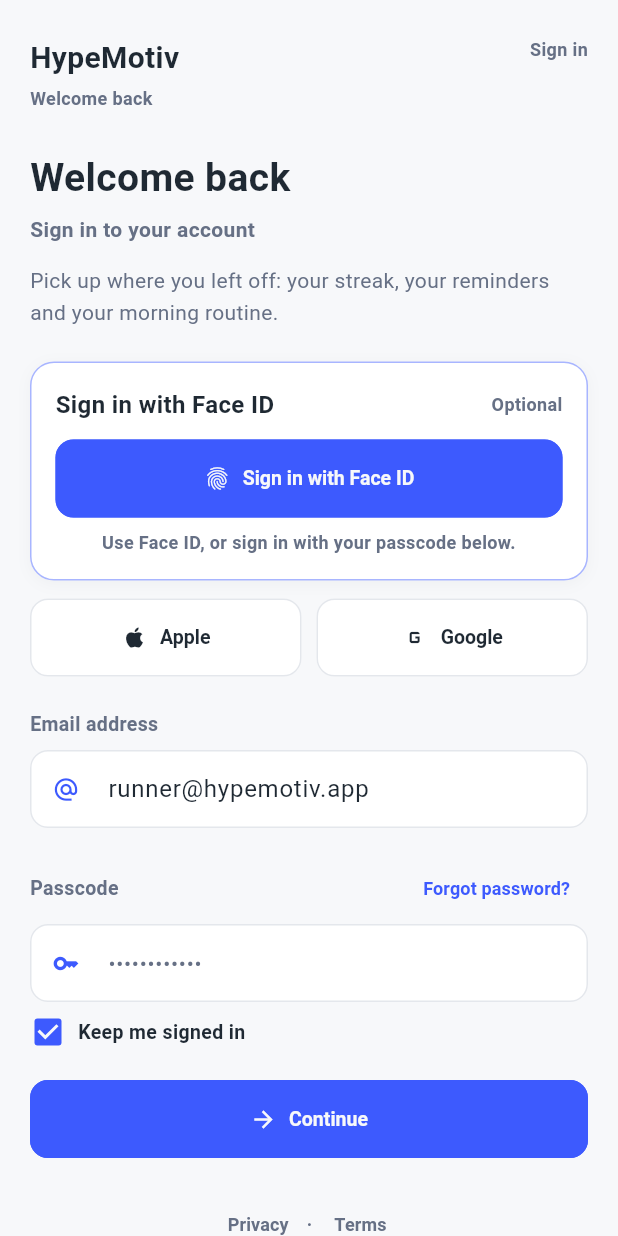
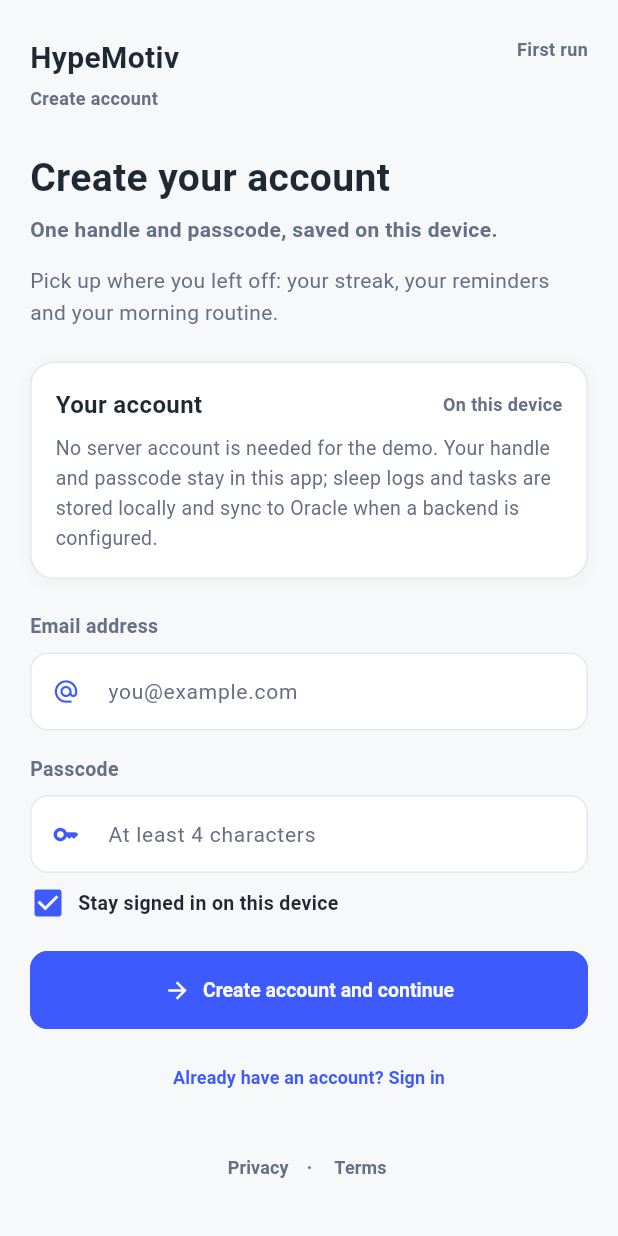
Before and after one commit to sarbneu/hypemotiv, a Flutter app: the screen it shows after launch, on a phone screen of 412 x 824 dp. Run offline on Flutter 3.47's test engine with Material 3 defaults, Android fonts, the phone set to English and light mode, and no system bars; our stand-ins replace audioplayers, file_picker, flutter_local_notifications, flutter_tts, hive_flutter, image_picker and 2 more; missing offline and left inert: record; accounts and stored records are empty.

Commit message:
fix: make app reliably runnable (local auth, TTS startup, run scripts, smoke test)

```diff
--- a/lib/screens/app_root.dart
+++ b/lib/screens/app_root.dart
@@ -1,8 +1,9 @@
-/// Root navigation: secure access -> arena setup -> main dashboard.
-/// Keeping the flow here means each screen stays independently reusable.
+/// Root navigation: sign in -> setup -> dashboard, with a persisted session.
 library;
 
 import 'package:flutter/material.dart';
+
+import 'package:hypemotiv/services/auth_service.dart';
 
 import 'login_screen.dart';
 import 'main_screen.dart';
@@ -17,6 +18,22 @@ class AppRoot extends StatefulWidget {
 
 class _AppRootState extends State<AppRoot> {
   int _stage = 0;
+  bool _checked = false;
+
+  @override
+  void initState() {
+    super.initState();
+    _restoreSession();
+  }
+
+  Future<void> _restoreSession() async {
+    final bool signedIn = await AuthService().isSignedIn();
+    if (!mounted) return;
+    setState(() {
+      _stage = signedIn ? 2 : 0;
+      _checked = true;
+    });
+  }
 
   void _advance() {
     if (_stage < 2) setState(() => _stage++);
@@ -24,6 +41,9 @@ class _AppRootState extends State<AppRoot> {
 
   @override
   Widget build(BuildContext context) {
+    if (!_checked) {
+      return const Scaffold(body: Center(child: CircularProgressIndicator()));
+    }
     switch (_stage) {
       case 0:
         return LoginScreen(onEnter: _advance);
--- a/lib/screens/login_screen.dart
+++ b/lib/screens/login_screen.dart
@@ -1,7 +1,8 @@
-/// Screen 01 — sign-in gate.
+/// Sign-in gate with a real on-device account (create / sign in / reset).
 library;
 
 import 'package:flutter/material.dart';
+import 'package:hypemotiv/services/auth_service.dart';
 import 'package:hypemotiv/widgets/cyber_theme.dart';
 
 class LoginScreen extends StatefulWidget {
@@ -14,11 +15,30 @@ class LoginScreen extends StatefulWidget {
 }
 
 class _LoginScreenState extends State<LoginScreen> {
-  final TextEditingController _handleController = TextEditingController(
-    text: 'runner@hypemotiv.app',
-  );
+  final TextEditingController _handleController = TextEditingController();
   final TextEditingController _keyController = TextEditingController();
-  bool _streakLock = true;
+  bool _registered = false;
+  bool _registerMode = true;
+  bool _busy = false;
+  bool _remember = true;
+
+  @override
+  void initState() {
+    super.initState();
+    _load();
+  }
+
+  Future<void> _load() async {
+    final AuthService auth = AuthService();
+    final bool registered = await auth.isRegistered();
+    final String? user = await auth.savedUser();
+    if (!mounted) return;
+    setState(() {
+      _registered = registered;
+      _registerMode = !registered;
+      if (user != null) _handleController.text = user;
+    });
+  }
 
   @override
   void dispose() {
@@ -28,6 +48,7 @@ class _LoginScreenState extends State<LoginScreen> {
   }
 
   void _toast(String message) {
+    if (!mounted) return;
     ScaffoldMessenger.of(context).showSnackBar(
       SnackBar(
         content: Text(message),
@@ -35,6 +56,87 @@ class _LoginScreenState extends State<LoginScreen> {
         behavior: SnackBarBehavior.floating,
       ),
     );
+  }
+
+  Future<void> _submit() async {
+    final String user = _handleController.text.trim().toLowerCase();
+    final String pass = _keyController.text;
+    if (!user.contains('@') || user.length < 5) {
+      _toast('Enter a valid email address');
+      return;
+    }
+    if (pass.length < 4) {
+      _toast('Passcode must be at least 4 characters');
+      return;
+    }
+
+    setState(() => _busy = true);
+    final AuthService auth = AuthService();
+    bool ok;
+    if (_registerMode) {
+      await auth.register(user, pass);
+      ok = true;
+    } else {
+      ok = await auth.login(user, pass);
+    }
+    if (!_remember) await auth.signOut();
+    if (!mounted) return;
+    setState(() => _busy = false);
+
+    if (!ok) {
+      _toast('Incorrect passcode');
+      return;
+    }
+    _toast(_registerMode ? 'Account created' : 'Signed in');
+    widget.onEnter?.call();
+  }
+
+  void _showInfo(String title, String body) {
+    showDialog<void>(
+      context: context,
+      builder: (BuildContext context) => AlertDialog(
+        title: Text(title),
+        content: Text(body),
+        actions: [
+          TextButton(
+            onPressed: () => Navigator.of(context).pop(),
+            child: const Text('Close'),
+          ),
+        ],
+      ),
+    );
+  }
+
+  Future<void> _resetAccount() async {
+    final bool? confirm = await showDialog<bool>(
+      context: context,
+      builder: (BuildContext context) => AlertDialog(
+        title: const Text('Reset local account'),
+        content: const Text(
+          'This deletes the saved handle and passcode on this device. Your sleep logs and tasks are kept.',
+        ),
+        actions: [
+          TextButton(
+            onPressed: () => Navigator.of(context).pop(false),
+            child: const Text('Cancel'),
+          ),
+          FilledButton(
+            onPressed: () => Navigator.of(context).pop(true),
+            child: const Text('Reset'),
+          ),
+        ],
+      ),
+    );
+    if (confirm != true) return;
+    await AuthService().resetAccount();
+    if (!mounted) return;
+    setState(() {
+      _registered = false;
+      _registerMode = true;
+      _handleController.clear();
+      _keyController.clear();
+    });
+    _toast('Local account reset');
   }
 
   @override
@@ -48,23 +150,25 @@ class _LoginScreenState extends State<LoginScreen> {
               child: Column(
                 crossAxisAlignment: CrossAxisAlignment.stretch,
                 children: <Widget>[
-                  const BrandHeader(
-                    status: 'Welcome back',
-                    trailing: 'Sign in',
+                  BrandHeader(
+                    status: _statusText,
+                    trailing: _trailingText,
                   ),
                   const SizedBox(height: 26),
-                  const Text(
-                    'Welcome back',
-                    style: TextStyle(
+                  Text(
+                    _registerMode ? 'Create your account' : 'Welcome back',
+                    style: const TextStyle(
                       color: Color(0xFF1F2933),
                       fontSize: 26,
                       fontWeight: FontWeight.w600,
                     ),
                   ),
                   const SizedBox(height: 6),
-                  const MicroText(
-                    'Sign in to your account',
-                    color: Color(0xFF667085),
+                  MicroText(
+                    _registerMode
+                        ? 'One handle and passcode, saved on this device.'
+                        : 'Sign in to your account',
+                    color: const Color(0xFF667085),
                     fontSize: 14,
                   ),
                   const SizedBox(height: 14),
@@ -78,57 +182,26 @@ class _LoginScreenState extends State<LoginScreen> {
                     ),
                   ),
                   const SizedBox(height: 22),
-
-                  // Face ID sign-in
                   CyberCard(
-                    glow: true,
                     child: Column(
-                      crossAxisAlignment: CrossAxisAlignment.stretch,
-                      children: <Widget>[
-                        const SectionLabel(
-                          'Sign in with Face ID',
-                          trailing: 'Optional',
-                        ),
-                        const SizedBox(height: 12),
-                        NeonButton(
-                          label: 'Sign in with Face ID',
-                          icon: Icons.fingerprint,
-                          onPressed: () => _toast('Face ID sign in'),
-                        ),
-                        const SizedBox(height: 8),
-                        const MicroText(
-                          'Use Face ID, or sign in with your passcode below.',
-                          color: Color(0xFF667085),
-                          fontSize: 12,
-                          textAlign: TextAlign.center,
+                      crossAxisAlignment: CrossAxisAlignment.start,
+                      children: const <Widget>[
+                        SectionLabel('Your account', trailing: 'On this device'),
+                        SizedBox(height: 8),
+                        Text(
+                          'No server account is needed for the demo. Your handle and '
+                          'passcode stay in this app; sleep logs and tasks are stored locally '
+                          'and sync to Oracle when a backend is configured.',
+                          style: TextStyle(
+                            color: Color(0xFF667085),
+                            fontSize: 13,
+                            height: 1.5,
+                          ),
                         ),
                       ],
                     ),
                   ),
-                  const SizedBox(height: 12),
-                  Row(
-                    children: <Widget>[
-                      Expanded(
-                        child: NeonButton(
-                          label: 'Apple',
-                          primary: false,
-                          icon: Icons.apple,
-                          onPressed: () => _toast('Apple sign in requested'),
-                        ),
-                      ),
-                      const SizedBox(width: 10),
-                      Expanded(
-                        child: NeonButton(
-                          label: 'Google',
-                          primary: false,
-                          icon: Icons.g_mobiledata,
-                          onPressed: () => _toast('Google sign in requested'),
-                        ),
-                      ),
-                    ],
-                  ),
                   const SizedBox(height: 22),
-
                   const MicroText(
                     'Email address',
                     color: Color(0xFF667085),
@@ -148,25 +221,12 @@ class _LoginScreenState extends State<LoginScreen> {
                     ),
                   ),
                   const SizedBox(height: 16),
-                  Row(
-                    children: <Widget>[
-                      const MicroText(
-                        'Passcode',
-                        color: Color(0xFF667085),
-                        fontSize: 13,
-                      ),
-                      const Spacer(),
-                      TextButton(
-                        onPressed: () =>
-                            _toast('Password reset link sent'),
-                        child: const MicroText(
-                          'Forgot password?',
-                          color: Color(0xFF3D5AFE),
-                          fontSize: 12,
-                        ),
-                      ),
-                    ],
+                  const MicroText(
+                    'Passcode',
+                    color: Color(0xFF667085),
+                    fontSize: 13,
                   ),
+                  const SizedBox(height: 8),
                   TextField(
                     controller: _keyController,
                     obscureText: true,
@@ -176,7 +236,7 @@ class _LoginScreenState extends State<LoginScreen> {
                         color: Color(0xFF3D5AFE),
                         size: 18,
                       ),
-                      hintText: '••••••••••••',
+                      hintText: 'At least 4 characters',
                     ),
                   ),
                   const SizedBox(height: 8),
@@ -186,18 +246,18 @@ class _LoginScreenState extends State<LoginScreen> {
                         width: 24,
                         height: 24,
                         child: Checkbox(
-                          value: _streakLock,
+                          value: _remember,
                           activeColor: CyberTheme.lime,
                           checkColor: CyberTheme.bg,
                           side: BorderSide(color: CyberTheme.line),
                           onChanged: (bool? value) {
-                            setState(() => _streakLock = value ?? false);
+                            setState(() => _remember = value ?? false);
                           },
                         ),
                       ),
                       const SizedBox(width: 8),
                       const MicroText(
-                        'Keep me signed in',
+                        'Stay signed in on this device',
                         color: Color(0xFF1F2933),
                         fontSize: 13,
                       ),
@@ -205,29 +265,65 @@ class _LoginScreenState extends State<LoginScreen> {
                   ),
                   const SizedBox(height: 20),
                   NeonButton(
-                    label: 'Continue',
+                    label: _busy
+                        ? 'Please wait...'
+                        : _registerMode
+                            ? 'Create account and continue'
+                            : 'Sign in and continue',
                     icon: Icons.arrow_forward,
-                    onPressed: widget.onEnter,
+                    onPressed: _busy ? null : _submit,
                   ),
-                  const SizedBox(height: 20),
+                  const SizedBox(height: 8),
                   Row(
                     mainAxisAlignment: MainAxisAlignment.center,
                     children: <Widget>[
                       TextButton(
-                        onPressed: () => _toast('Privacy'),
+                        onPressed: () => setState(
+                          () => _registerMode = !_registerMode,
+                        ),
+                        child: MicroText(
+                          _registerMode
+                              ? 'Already have an account? Sign in'
+                              : 'Need an account? Create one',
+                          color: const Color(0xFF3D5AFE),
+                          fontSize: 12,
+                        ),
+                      ),
+                    ],
+                  ),
+                  if (_registered)
+                    TextButton(
+                      onPressed: _resetAccount,
+                      child: const MicroText(
+                        'Reset local account',
+                        color: Color(0xFF667085),
+                        fontSize: 12,
+                      ),
+                    ),
+                  const SizedBox(height: 12),
+                  Row(
+                    mainAxisAlignment: MainAxisAlignment.center,
+                    children: <Widget>[
+                      TextButton(
+                        onPressed: () => _showInfo(
+                          'Privacy',
+                          'HypeMotiv stores your demo account, tasks and sleep '
+                          'sessions on this device. When a backend is configured, '
+                          'data is sent to your own Oracle database.',
+                        ),
                         child: const MicroText(
                           'Privacy',
                           color: Color(0xFF667085),
                           fontSize: 12,
                         ),
                       ),
-                      const MicroText(
-                        '·',
-                        color: Color(0xFF667085),
-                        fontSize: 12,
-                      ),
+                      const MicroText('·', color: Color(0xFF667085), fontSize: 12),
                       TextButton(
-                        onPressed: () => _toast('Terms'),
+                        onPressed: () => _showInfo(
+                          'Terms',
+                          'This is a student prototype for CIS099-2. Use it at '
+                          'your own risk and do not store real passwords here.',
+                        ),
                         child: const MicroText(
                           'Terms',
                           color: Color(0xFF667085),
@@ -235,13 +331,6 @@ class _LoginScreenState extends State<LoginScreen> {
                         ),
                       ),
                     ],
-                  ),
-                  const SizedBox(height: 4),
-                  const MicroText(
-                    'Privacy · Terms · 256-bit encryption verified',
-                    color: Color(0xFF667085),
-                    fontSize: 12,
-                    textAlign: TextAlign.center,
                   ),
                 ],
               ),
@@ -252,4 +341,7 @@ class _LoginScreenState extends State<LoginScreen> {
       ),
     );
   }
+
+  String get _statusText => _registerMode ? 'Create account' : 'Sign in';
+  String get _trailingText => _registered ? 'Account saved' : 'First run';
 }
--- /dev/null
+++ b/lib/services/auth_service.dart
@@ -0,0 +1,63 @@
+/// Simple local account for the student prototype.
+///
+/// Credentials are stored on the device only. This is a demo account system,
+/// not production authentication — no password is ever sent to a server.
+library;
+
+import 'package:shared_preferences/shared_preferences.dart';
+
+class AuthService {
+  static final AuthService _instance = AuthService._internal();
+  factory AuthService() => _instance;
+  AuthService._internal();
+
+  static const String userKey = 'hypemotiv_account_user';
+  static const String passKey = 'hypemotiv_account_pass';
+  static const String sessionKey = 'hypemotiv_session';
+
+  Future<bool> isRegistered() async {
+    final prefs = await SharedPreferences.getInstance();
+    final user = prefs.getString(userKey);
+    return user != null && user.isNotEmpty;
+  }
+
+  Future<String?> savedUser() async {
+    final prefs = await SharedPreferences.getInstance();
+    return prefs.getString(userKey);
+  }
+
+  Future<void> register(String user, String passcode) async {
+    final prefs = await SharedPreferences.getInstance();
+    await prefs.setString(userKey, user.trim().toLowerCase());
+    await prefs.setString(passKey, passcode);
+    await prefs.setString(sessionKey, user.trim().toLowerCase());
+  }
+
+  /// Returns true when the handle and passcode match the local account.
+  Future<bool> login(String user, String passcode) async {
+    final prefs = await SharedPreferences.getInstance();
+    final storedUser = prefs.getString(userKey);
+    final storedPass = prefs.getString(passKey);
+    if (storedUser == null || storedPass == null) return false;
+    final ok = storedUser == user.trim().toLowerCase() && storedPass == passcode;
+    if (ok) await prefs.setString(sessionKey, storedUser);
+    return ok;
+  }
+
+  Future<void> signOut() async {
+    final prefs = await SharedPreferences.getInstance();
+    await prefs.remove(sessionKey);
+  }
+
+  Future<bool> isSignedIn() async {
+    final prefs = await SharedPreferences.getInstance();
+    return prefs.getString(sessionKey) != null;
+  }
+
+  Future<void> resetAccount() async {
+    final prefs = await SharedPreferences.getInstance();
+    await prefs.remove(userKey);
+    await prefs.remove(passKey);
+    await prefs.remove(sessionKey);
+  }
+}
```
Also changed, not shown: lib/screens/more_screen.dart (+20 -0 lines), lib/screens/setup_screen.dart (+20 -37 lines), lib/services/tts_service.dart (+15 -5 lines), 13 other files.
